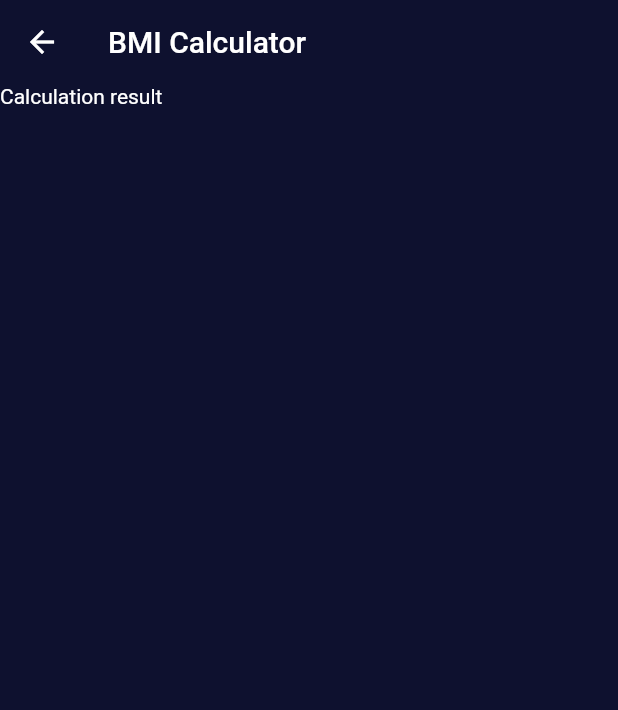
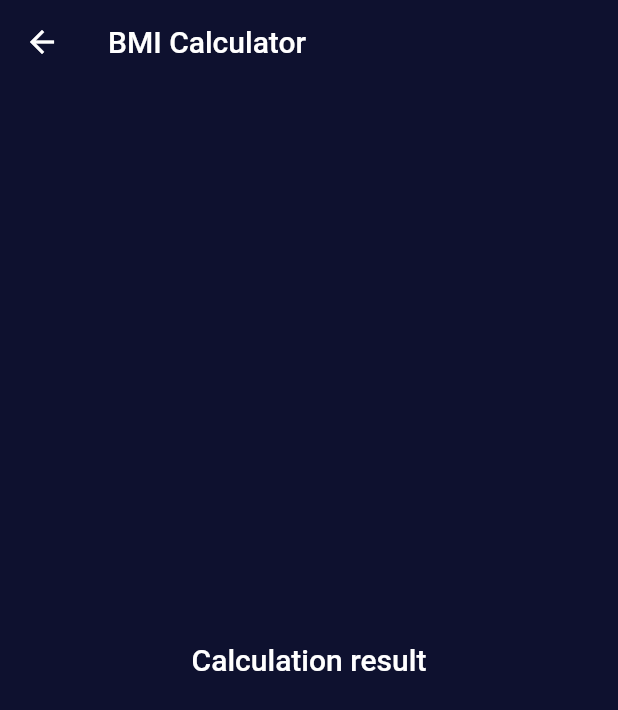
Before and after one commit to wentao3970/bmi-calculator-flutter, a Flutter app: the ResultPage screen opened directly, on a phone screen of 412 x 824 dp. Shown: the top 710 px of the screen. Run offline on Flutter 3.47's test engine with Material 2 defaults, Android fonts, the phone set to English and light mode, and no system bars; our stand-ins replace velocity_x.

```diff
--- a/lib/result_page.dart
+++ b/lib/result_page.dart
@@ -13,8 +13,16 @@ class ResultPage extends StatelessWidget {
         elevation: 0.0,
         title: 'BMI Calculator'.text.make(),
       ),
-      body: Container(
-        child: 'Calculation result'.text.white.make(),
+      body: Column(
+        children: [
+          Expanded(
+            child: 'Calculation result'
+                .text
+                .headline6(context)
+                .white
+                .makeCentered(),
+          ),
+        ],
       ),
     );
   }
```
